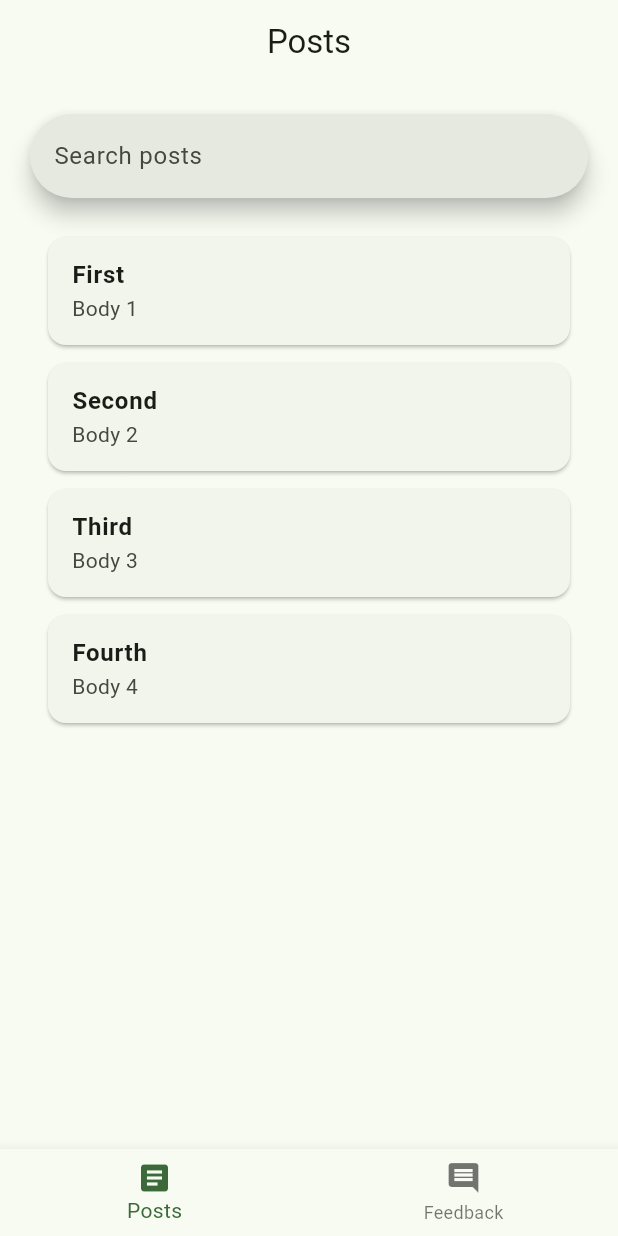
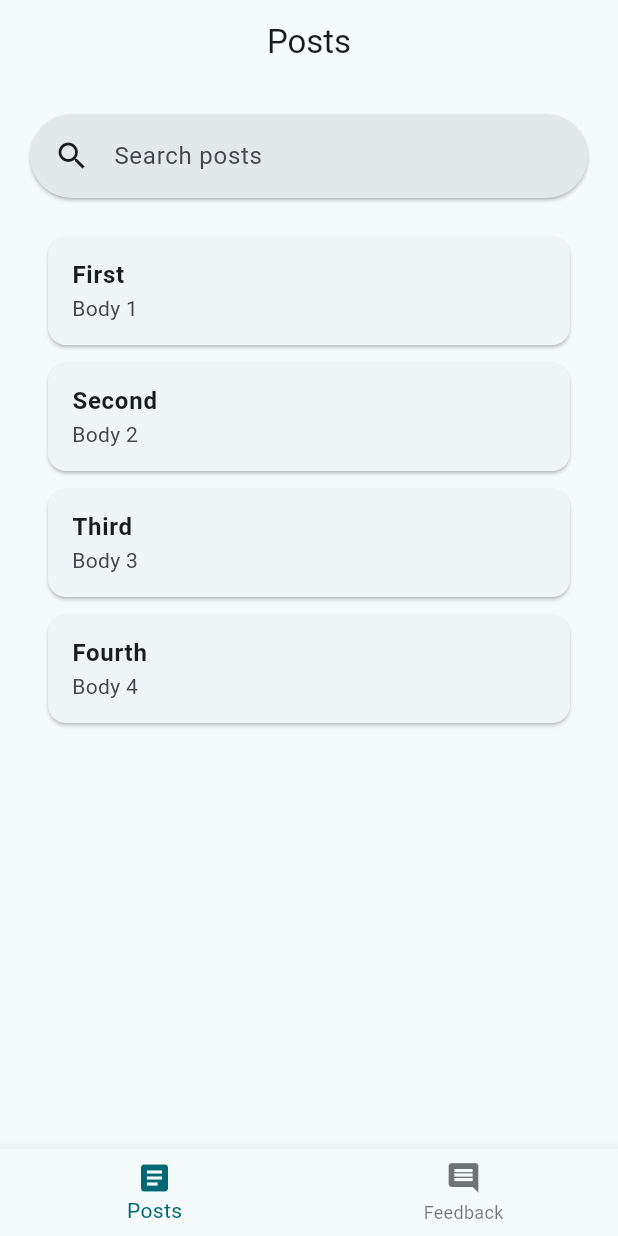
Before and after one commit to AriIamsh/flutter-posts-app, a Flutter app: the screen it shows after launch, on a phone screen of 412 x 824 dp. Run offline on Flutter 3.47's test engine with Material 3 defaults, Android fonts, the phone set to English and light mode, and no system bars; network calls fail.

Commit message:
posts screen

```diff
--- a/lib/main.dart
+++ b/lib/main.dart
@@ -18,7 +18,7 @@ class MyApp extends StatelessWidget {
     return MaterialApp(
       title: 'Flutter Demo',
       theme: ThemeData(
-        colorScheme: ColorScheme.fromSeed(seedColor: Colors.green),
+        colorScheme: ColorScheme.fromSeed(seedColor: Colors.white),
       ),
       home: HomeScreen(),
       onGenerateRoute: (settings) {
--- a/lib/screens/home_screen.dart
+++ b/lib/screens/home_screen.dart
@@ -23,7 +23,6 @@ class _HomeScreenState extends State<HomeScreen> {
   @override
   Widget build(BuildContext context) {
     return Scaffold(
-      //appBar: _tabs[_currentIndex].title,
       body: _tabs[_currentIndex],
       bottomNavigationBar: BottomNavigationBar(
           currentIndex: _currentIndex,
--- a/lib/screens/posts_screen.dart
+++ b/lib/screens/posts_screen.dart
@@ -34,7 +34,9 @@ class PostsScreen extends StatelessWidget {
         child: SearchBar(
           onChanged: (query) => filterItems(query),
           hintText: 'Search posts',
-          //surfaceTintColor: WidgetStateProperty.all(Colors.green),
+          leading: Icon(Icons.search),
+          padding: WidgetStatePropertyAll<EdgeInsets>(EdgeInsets.symmetric(horizontal: 16)),
+          elevation: WidgetStatePropertyAll(1),
         ),
     );
   }
--- a/lib/services/post_service.dart
+++ b/lib/services/post_service.dart
@@ -6,7 +6,7 @@ import 'package:posts_app/models/post.dart';
 import '../models/post_response.dart';
 
 class PostApi {
-
+    //todo: switch to retry client?
     static const String _baseUrl = 'https://jsonplaceholder.typicode.com';
 
     static Future<PostResponse> fetchPosts() async {
```
